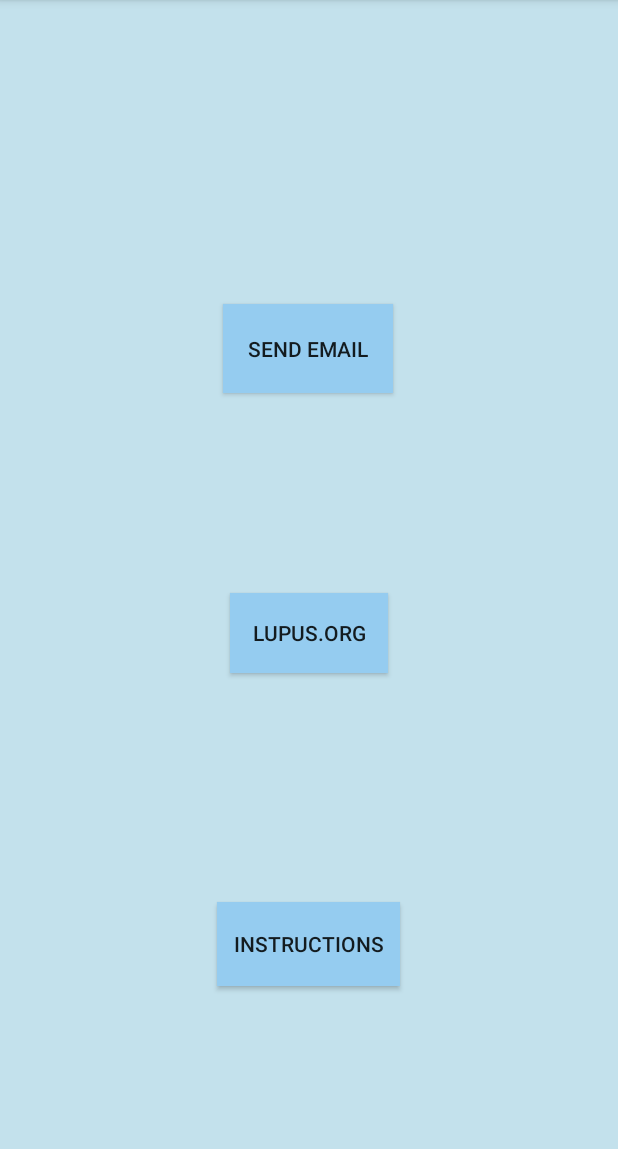
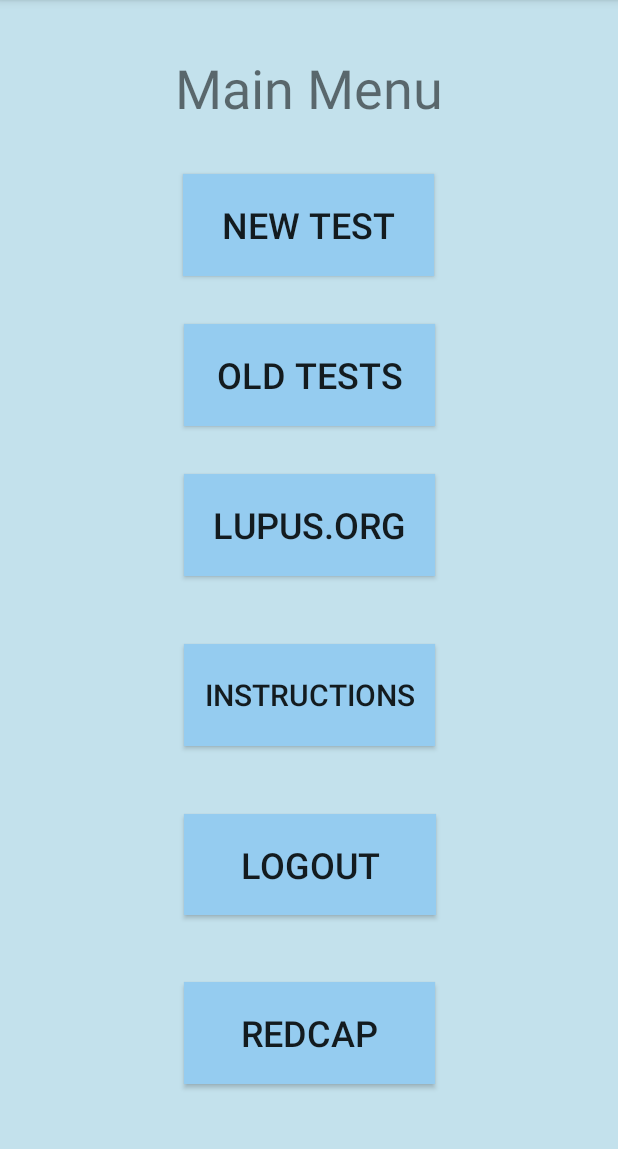
Before and after one commit to kevinlazenby/LupusLabsRepository, an Android app: the MainMenuActivity screen opened directly, with no data from a screen before it, on a phone screen of 412 x 824 dp, the part 84-1233 px from its top. Run offline under Robolectric (Android 15) with nearby library versions, the phone set to English and light mode, and no system bars.

Commit message:
First update for midterm presentation.

```diff
--- a/app/src/main/res/layout/activity_main_menu.xml
+++ b/app/src/main/res/layout/activity_main_menu.xml
@@ -8,43 +8,97 @@
     tools:context="edu.bme3890.LupusLabs.MainMenuActivity">
 
     <Button
-        android:id="@+id/mainMenuButton"
-        android:layout_width="105dp"
-        android:layout_height="53dp"
+        android:id="@+id/loginButton"
+        android:layout_width="167dp"
+        android:layout_height="68dp"
+        android:layout_marginTop="32dp"
         android:background="#95CCF0"
         android:onClick="launchWebsite"
         android:text="lupus.org"
+        android:textSize="24sp"
+        app:layout_constraintEnd_toEndOf="parent"
+        app:layout_constraintStart_toStartOf="parent"
+        app:layout_constraintTop_toBottomOf="@+id/oldTestButton" />
+
+    <Button
+        android:id="@+id/instructionsButton"
+        android:layout_width="167dp"
+        android:layout_height="68dp"
+        android:layout_marginTop="32dp"
+        android:background="#95CCF0"
+        android:onClick="openInstructionsActivity"
+        android:text="Instructions"
+        android:textSize="20sp"
+        app:layout_constraintBottom_toTopOf="@+id/logoutButton"
+        app:layout_constraintEnd_toEndOf="parent"
+        app:layout_constraintStart_toStartOf="parent"
+        app:layout_constraintTop_toBottomOf="@+id/loginButton" />
+
+    <Button
+        android:id="@+id/send_email_button"
+        android:layout_width="167dp"
+        android:layout_height="68dp"
+        android:layout_marginTop="32dp"
+        android:layout_marginBottom="32dp"
+        android:background="#95CCF0"
+        android:onClick="openEmailActivity"
+        android:text="Redcap"
+        android:textSize="24sp"
         app:layout_constraintBottom_toBottomOf="parent"
         app:layout_constraintEnd_toEndOf="parent"
         app:layout_constraintStart_toStartOf="parent"
-        app:layout_constraintTop_toTopOf="parent"
-        app:layout_constraintVertical_bias="0.553" />
+        app:layout_constraintTop_toBottomOf="@+id/logoutButton" />
 
     <Button
-        android:id="@+id/instructionsButton"
-        android:layout_width="122dp"
-        android:layout_height="56dp"
+        android:id="@+id/newTestButton"
+        android:layout_width="167dp"
+        android:layout_height="68dp"
+        android:layout_marginTop="116dp"
+        android:layout_marginBottom="32dp"
         android:background="#95CCF0"
-        android:onClick="openInstructionsActivity"
-        android:text="Instructions"
-        app:layout_constraintBottom_toBottomOf="parent"
+        android:text="New Test"
+        android:textSize="24sp"
+        app:layout_constraintBottom_toTopOf="@+id/oldTestButton"
         app:layout_constraintEnd_toEndOf="parent"
         app:layout_constraintHorizontal_bias="0.498"
         app:layout_constraintStart_toStartOf="parent"
-        app:layout_constraintTop_toTopOf="parent"
-        app:layout_constraintVertical_bias="0.845" />
+        app:layout_constraintTop_toTopOf="parent" />
 
     <Button
-        android:id="@+id/send_email_button"
-        android:layout_width="113dp"
-        android:layout_height="59dp"
+        android:id="@+id/oldTestButton"
+        android:layout_width="167dp"
+        android:layout_height="68dp"
+        android:layout_marginBottom="32dp"
         android:background="#95CCF0"
-        android:onClick="openEmailActivity"
-        android:text="Send email"
-        app:layout_constraintBottom_toBottomOf="parent"
+        android:text="Old Tests"
+        android:textSize="24sp"
+        app:layout_constraintBottom_toTopOf="@+id/loginButton"
         app:layout_constraintEnd_toEndOf="parent"
-        app:layout_constraintHorizontal_bias="0.498"
         app:layout_constraintStart_toStartOf="parent"
-        app:layout_constraintTop_toTopOf="parent"
-        app:layout_constraintVertical_bias="0.286" />
+        app:layout_constraintTop_toBottomOf="@+id/newTestButton" />
+
+    <Button
+        android:id="@+id/logoutButton"
+        android:layout_width="168dp"
+        android:layout_height="67dp"
+        android:layout_marginTop="32dp"
+        android:background="#95CCF0"
+        android:text="Logout"
+        android:textSize="24sp"
+        app:layout_constraintBottom_toTopOf="@+id/send_email_button"
+        app:layout_constraintEnd_toEndOf="parent"
+        app:layout_constraintHorizontal_bias="0.502"
+        app:layout_constraintStart_toStartOf="parent"
+        app:layout_constraintTop_toBottomOf="@+id/instructionsButton" />
+
+    <TextView
+        android:id="@+id/titleTextView"
+        android:layout_width="wrap_content"
+        android:layout_height="wrap_content"
+        android:text="Main Menu"
+        android:textSize="36sp"
+        app:layout_constraintBottom_toTopOf="@+id/newTestButton"
+        app:layout_constraintEnd_toEndOf="parent"
+        app:layout_constraintStart_toStartOf="parent"
+        app:layout_constraintTop_toTopOf="parent" />
 </androidx.constraintlayout.widget.ConstraintLayout>
```
Also changed, not shown: app/src/main/res/layout/activity_main.xml (+86 -23 lines).
